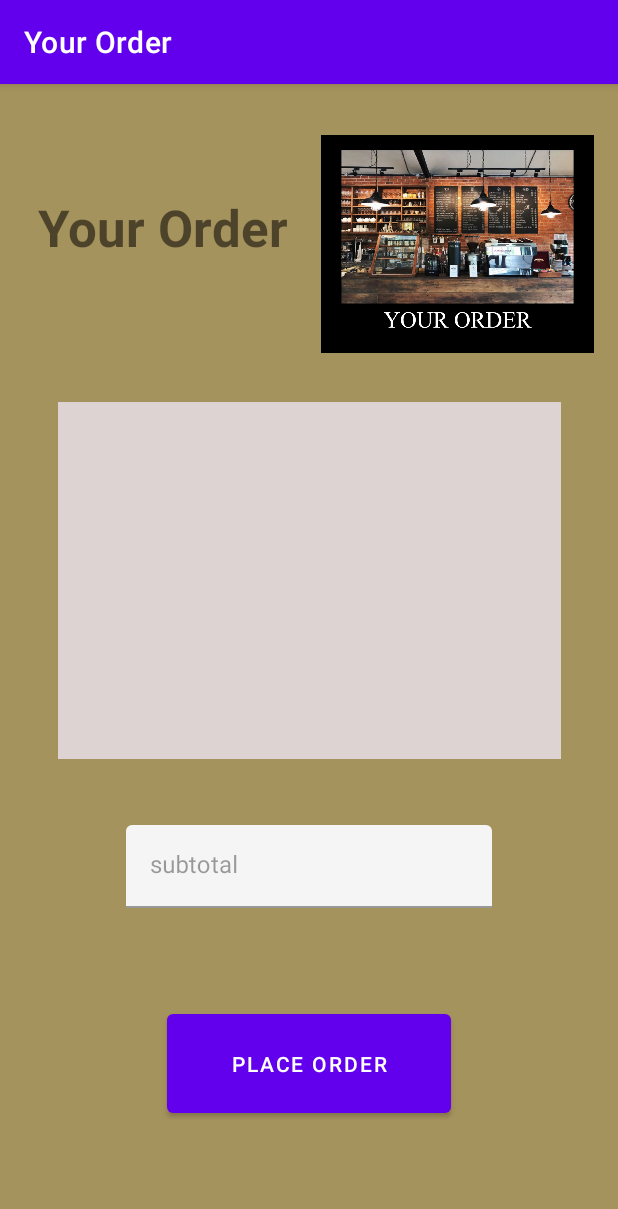
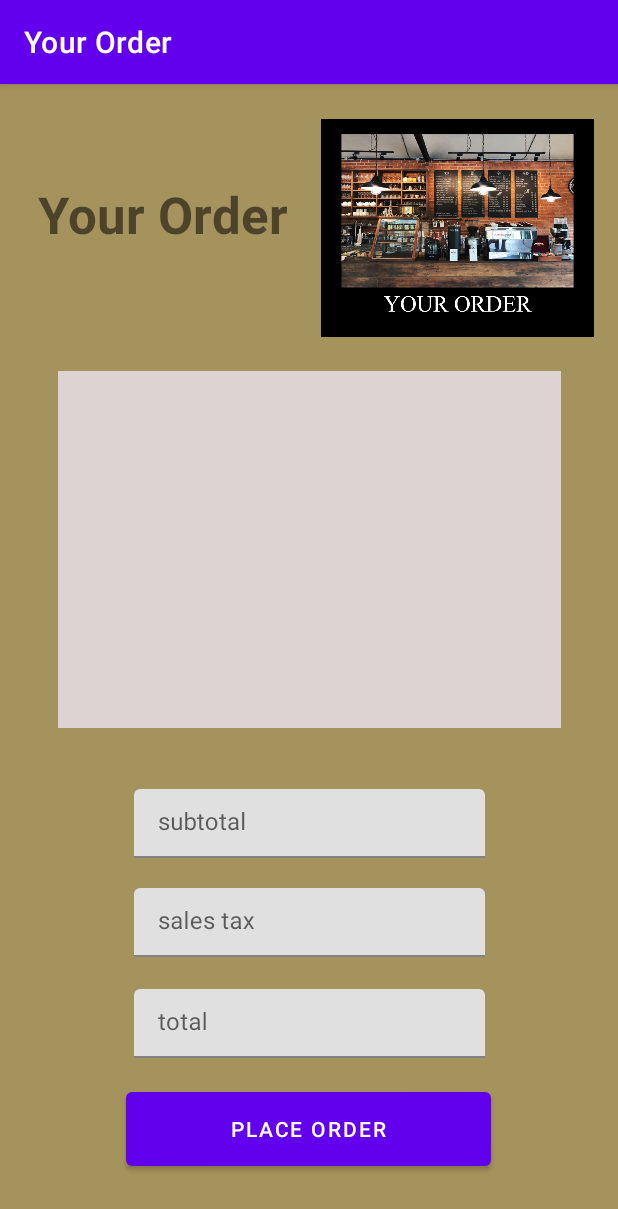
Before and after one commit to mattglennc/213-project5-Stanley-and-Matthew, an Android app: the CurrentOrder screen opened directly, with no data from a screen before it, on a phone screen of 412 x 824 dp. Shown: the top 1209 px of the screen. Run offline under Robolectric (Android 15) with nearby library versions, the phone set to English and light mode, and no system bars.

Commit message:
Order layout done.

```diff
--- a/app/src/main/res/layout/activity_order.xml
+++ b/app/src/main/res/layout/activity_order.xml
@@ -9,11 +9,11 @@
 
     <TableRow
         android:layout_width="match_parent"
-        android:layout_height="212dp">
+        android:layout_height="190dp">
 
         <androidx.constraintlayout.widget.ConstraintLayout
             android:layout_width="match_parent"
-            android:layout_height="match_parent">
+            android:layout_height="192dp">
 
             <TextView
                 android:id="@+id/orderLabel"
@@ -56,47 +56,92 @@
                 android:id="@+id/menuItemList"
                 android:layout_width="335dp"
                 android:layout_height="238dp"
+                android:layout_marginBottom="2dp"
                 android:background="#DDD3D3"
+                app:layout_constraintBottom_toBottomOf="parent"
                 app:layout_constraintEnd_toEndOf="parent"
-                app:layout_constraintStart_toStartOf="parent"
-                tools:layout_editor_absoluteY="1dp" />
+                app:layout_constraintStart_toStartOf="parent" />
         </androidx.constraintlayout.widget.ConstraintLayout>
     </TableRow>
-
-    <com.google.android.material.textfield.TextInputLayout
-        android:layout_width="match_parent"
-        android:layout_height="match_parent">
 
     <androidx.constraintlayout.widget.ConstraintLayout
         android:layout_width="match_parent"
         android:layout_height="match_parent">
 
         <com.google.android.material.textfield.TextInputLayout
-                android:layout_width="244dp"
-                android:layout_height="55dp"
-                android:layout_marginBottom="24dp"
-                android:enabled="false"
-                app:layout_constraintBottom_toTopOf="@+id/placeOrderButton"
+            android:id="@+id/textInputLayout5"
+            android:layout_width="234dp"
+            android:layout_height="46dp"
+            android:layout_marginStart="90dp"
+            android:layout_marginTop="30dp"
+            android:layout_marginEnd="90dp"
+            android:layout_marginBottom="11dp"
+            app:layout_constraintBottom_toTopOf="@+id/textInputLayout3"
             app:layout_constraintEnd_toEndOf="parent"
             app:layout_constraintStart_toStartOf="parent"
             app:layout_constraintTop_toTopOf="parent">
 
             <com.google.android.material.textfield.TextInputEditText
-                    android:id="@+id/orderSubtotal"
+                android:id="@+id/subtotal"
                 android:layout_width="match_parent"
-                    android:layout_height="wrap_content"
+                android:layout_height="match_parent"
+                android:enabled="false"
                 android:hint="subtotal" />
         </com.google.android.material.textfield.TextInputLayout>
 
+        <com.google.android.material.textfield.TextInputLayout
+            android:id="@+id/textInputLayout3"
+            android:layout_width="234dp"
+            android:layout_height="46dp"
+            android:layout_marginStart="90dp"
+            android:layout_marginEnd="90dp"
+            android:layout_marginBottom="13dp"
+            app:layout_constraintBottom_toTopOf="@+id/textInputLayout4"
+            app:layout_constraintEnd_toEndOf="parent"
+            app:layout_constraintStart_toStartOf="parent"
+            app:layout_constraintTop_toBottomOf="@+id/textInputLayout5">
+
+            <com.google.android.material.textfield.TextInputEditText
+                android:id="@+id/salesTax"
+                android:layout_width="match_parent"
+                android:layout_height="match_parent"
+                android:enabled="false"
+                android:hint="sales tax" />
+        </com.google.android.material.textfield.TextInputLayout>
+
+        <com.google.android.material.textfield.TextInputLayout
+            android:id="@+id/textInputLayout4"
+            android:layout_width="234dp"
+            android:layout_height="46dp"
+            android:layout_marginStart="90dp"
+            android:layout_marginEnd="90dp"
+            android:layout_marginBottom="8dp"
+            app:layout_constraintBottom_toTopOf="@+id/placeOrder"
+            app:layout_constraintEnd_toEndOf="parent"
+            app:layout_constraintStart_toStartOf="parent"
+            app:layout_constraintTop_toBottomOf="@+id/textInputLayout3">
+
+            <com.google.android.material.textfield.TextInputEditText
+                android:id="@+id/total"
+                android:layout_width="match_parent"
+                android:layout_height="match_parent"
+                android:enabled="false"
+                android:hint="total" />
+        </com.google.android.material.textfield.TextInputLayout>
+
         <Button
-                android:id="@+id/placeOrderButton"
-                android:layout_width="189dp"
-                android:layout_height="78dp"
-                android:layout_marginBottom="76dp"
+            android:id="@+id/placeOrder"
+            android:layout_width="243dp"
+            android:layout_height="61dp"
+            android:layout_marginStart="115dp"
+            android:layout_marginEnd="116dp"
+            android:layout_marginBottom="32dp"
             android:text="Place Order"
             app:layout_constraintBottom_toBottomOf="parent"
             app:layout_constraintEnd_toEndOf="parent"
-                app:layout_constraintStart_toStartOf="parent" />
+            app:layout_constraintStart_toStartOf="parent"
+            app:layout_constraintTop_toBottomOf="@+id/textInputLayout4" />
+
     </androidx.constraintlayout.widget.ConstraintLayout>
-    </com.google.android.material.textfield.TextInputLayout>
+
 </LinearLayout>
```
Lines whose indentation alone changed are shown as unchanged.
